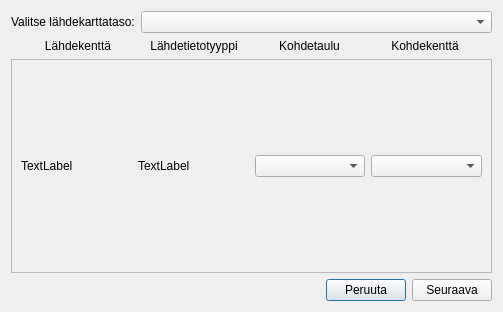
Old version of the form yleiskaava_dialog_copy_source_data_to_database.ui in the repository ernoma/yleiskaava.
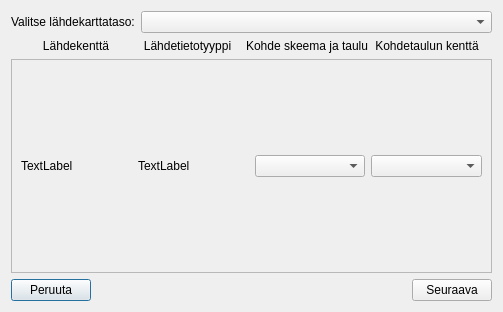
New version of the form. Custom widgets are drawn as their Qt base class.

```diff
--- a/yleiskaava_dialog_copy_source_data_to_database.ui
+++ b/yleiskaava_dialog_copy_source_data_to_database.ui
@@ -74,7 +74,7 @@
      <item>
       <widget class="QLabel" name="label_6">
        <property name="text">
-        <string>Kohdetaulu</string>
+        <string>Kohde skeema ja taulu</string>
        </property>
        <property name="alignment">
         <set>Qt::AlignCenter</set>
@@ -84,7 +84,7 @@
      <item>
       <widget class="QLabel" name="label_3">
        <property name="text">
-        <string>Kohdekenttä</string>
+        <string>Kohdetaulun kenttä</string>
        </property>
        <property name="alignment">
         <set>Qt::AlignCenter</set>
@@ -159,6 +159,13 @@
      <property name="leftMargin">
       <number>0</number>
      </property>
+     <item>
+      <widget class="QPushButton" name="pushButtonCancel">
+       <property name="text">
+        <string>Peruuta</string>
+       </property>
+      </widget>
+     </item>
      <item>
       <spacer name="horizontalSpacer">
        <property name="orientation">
@@ -172,13 +179,6 @@
        </property>
       </spacer>
      </item>
-     <item>
-      <widget class="QPushButton" name="pushButtonCancel">
-       <property name="text">
-        <string>Peruuta</string>
-       </property>
-      </widget>
-     </item>
      <item>
       <widget class="QPushButton" name="pushButtonNext">
        <property name="text">
```
